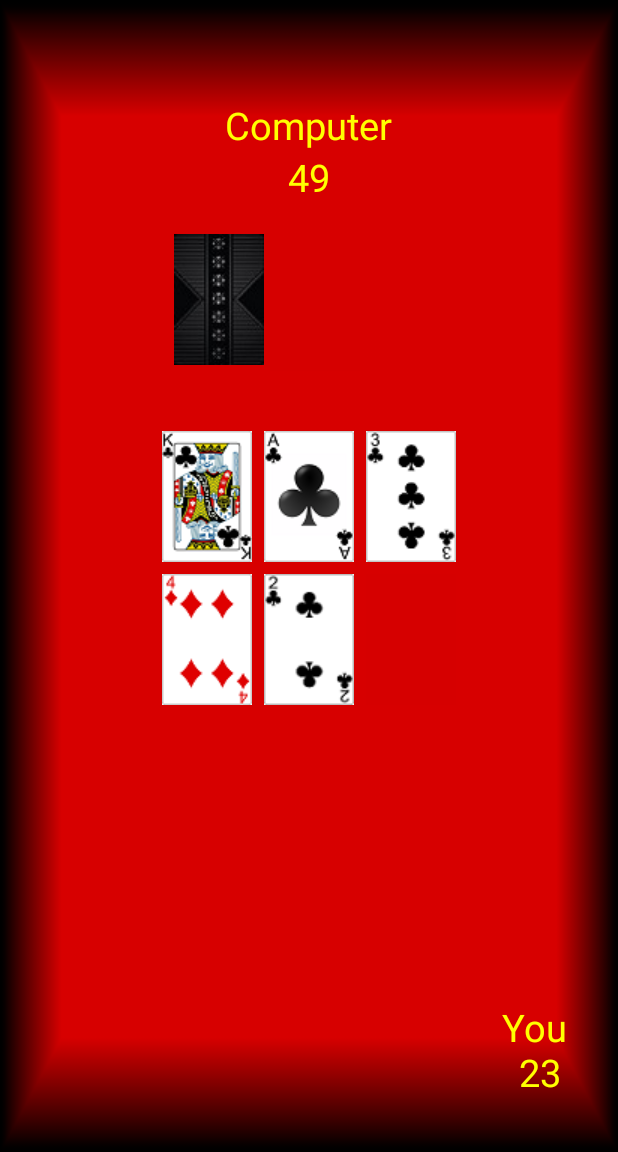
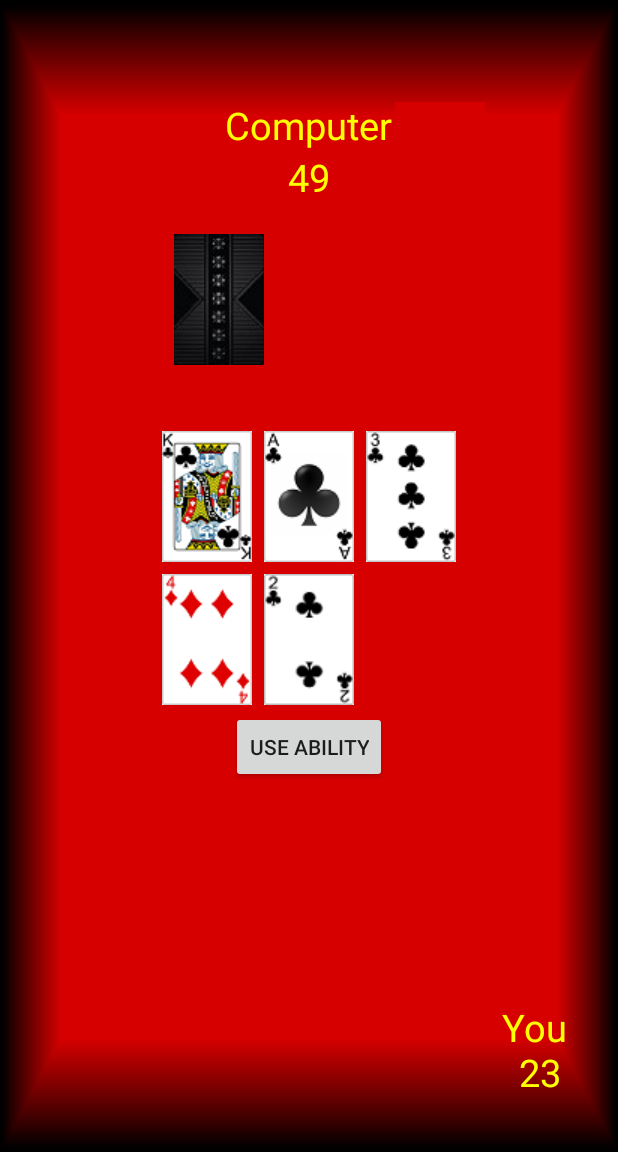
Before and after one commit to cheongyw/Tenten, an Android app: the GameActivity screen opened directly, with no data from a screen before it, after a tap on an icon or button, on a phone screen of 412 x 824 dp, the part 84-1236 px from its top. Run offline under Robolectric (Android 15) with nearby library versions, the phone set to English and light mode, and no system bars.

Commit message:
#5 commit - Aces have abilities

```diff
--- a/app/src/main/java/com/cheong/tenten/Card.java
+++ b/app/src/main/java/com/cheong/tenten/Card.java
@@ -7,11 +7,18 @@ public class Card {
 
     private boolean faceup;
     private int m_value;
+    private CharSequence m_ability;
 
     public Card(int value)
     {
         m_value = value;
         faceup = false;
+        if (value==0||value==13||value==26||value==39) {
+            m_ability = "View opponent's hand";
+        }
+        else {
+            m_ability = "None";
+        }
     }
 
     // All cards in a deck
@@ -42,6 +49,14 @@ public class Card {
             R.drawable.b12,
             R.drawable.b13
     };
+
+    public int getRank() {
+        return m_value;
+    }
+
+    public CharSequence getAbility() {
+        return m_ability;
+    }
 
     private String getSuitText()
     {
--- a/app/src/main/java/com/cheong/tenten/GameActivity.java
+++ b/app/src/main/java/com/cheong/tenten/GameActivity.java
@@ -19,6 +19,7 @@ import java.util.Random;
 public class GameActivity extends AppCompatActivity implements View.OnClickListener {
 
     // UI components
+    private Button useAbility;
     private ImageButton drawButton;
     private ImageView boxImage0;
     private ImageView boxImage1;
@@ -28,8 +29,8 @@ public class GameActivity extends AppCompatActivity implements View.OnClickListe
     private ImageView boxImage5;
     private ImageView[] boxImages;
     private boolean[] boxIsEmpty;
-    private int[] boxValue;
-    private ArrayList<Integer> computerCardValues;
+    private Card[] boxCards;
+    private ArrayList<Card> computerCards;
     private boolean gameEnded;
 
     private final static Random random = new Random();
@@ -41,6 +42,7 @@ public class GameActivity extends AppCompatActivity implements View.OnClickListe
         super.onCreate(savedInstanceState);
         setContentView(R.layout.activity_game);
 
+        useAbility = (Button) findViewById(R.id.useAbility);
         drawButton = (ImageButton) findViewById(R.id.drawButton);
         boxImage0 = (ImageView) findViewById(R.id.boxImage0);
         boxImage1 = (ImageView) findViewById(R.id.boxImage1);
@@ -51,26 +53,64 @@ public class GameActivity extends AppCompatActivity implements View.OnClickListe
 
         boxImages = new ImageView[]{boxImage0, boxImage1, boxImage2, boxImage3, boxImage4, boxImage5};
         boxIsEmpty = new boolean[6];
-        boxValue = new int[6];
-        drawButton.setOnClickListener(this);
-        computerCardValues = new ArrayList<Integer>();
+        boxCards = new Card[6];
+        drawButton.setOnClickListener(new View.OnClickListener() {
+            @Override
+            public void onClick(View view) {
+                if (!gameEnded) {
+                    drawCard();
+                }
+            }
+            });
+        useAbility.setOnClickListener(this);
+        computerCards = new ArrayList<Card>();
         drawnCards = new ArrayList<Integer>();
         gameEnded = false;
 
         for (int i = 0; i < 6; i++) {
             boxIsEmpty[i] = true;
-            boxValue[i] = 0;
+            boxCards[i] = null;
         }
         for (int j = 0; j < 4; j++) {
             drawCard();
+        }
+        useAbility.setClickable(false);
+        for (int k = 0; k < 4; k++) {
+            if (!boxIsEmpty[k]) {
+                if (boxCards[k].getAbility()!="None") {
+                    useAbility.setClickable(true);
+                }
+            }
         }
     }
 
     @Override
     public void onClick(View v) {
-        if (!gameEnded) {
-            drawCard();
+        final ArrayList<Card> temp1 = new ArrayList<Card>();
+        final ArrayList<Integer> temp2 = new ArrayList<Integer>();
+        for (int i = 0; i<boxCards.length; i++) {
+            if (!boxIsEmpty[i]) {
+                if (boxCards[i].getAbility()!="None") {
+                    temp1.add(boxCards[i]);
+                    temp2.add(i);
+                }
+            }
         }
+        CharSequence[] options = new CharSequence[temp1.size()];
+        for (int j = 0; j<temp1.size(); j++) {
+            options[j] = temp1.get(j).toString() + " - " + temp1.get(j).getAbility();
+        }
+        AlertDialog.Builder chooseAbility = new AlertDialog.Builder(this);
+        chooseAbility.setTitle("Choose an ability to use.");
+        chooseAbility.setItems(options, new DialogInterface.OnClickListener() {
+            @Override
+            public void onClick(DialogInterface dialog, int id) {
+                drawButton.setClickable(false);
+                executeAbility(temp2.get(id));
+            }
+        });
+        chooseAbility.show();
+        chooseAbility.setCancelable(true);
     }
 
     private void drawCard() {
@@ -84,7 +124,7 @@ public class GameActivity extends AppCompatActivity implements View.OnClickListe
         if (boxIsEmpty[0]) {
             boxImage0.setImageResource(card.getImage());
             boxIsEmpty[0] = false;
-            boxValue[0] = card.getValue();
+            boxCards[0] = card;
             TextView tv = (TextView)findViewById(R.id.playerScore);
             updateScore(card.getValue(), tv);
             drawnCards.add(value);
@@ -97,7 +137,7 @@ public class GameActivity extends AppCompatActivity implements View.OnClickListe
         else if (boxIsEmpty[1]) {
             boxImage1.setImageResource(card.getImage());
             boxIsEmpty[1] = false;
-            boxValue[1] = card.getValue();
+            boxCards[1] = card;
             TextView tv = (TextView)findViewById(R.id.playerScore);
             updateScore(card.getValue(), tv);
             drawnCards.add(value);
@@ -110,7 +150,7 @@ public class GameActivity extends AppCompatActivity implements View.OnClickListe
         else if (boxIsEmpty[2]) {
             boxImage2.setImageResource(card.getImage());
             boxIsEmpty[2] = false;
-            boxValue[2] = card.getValue();
+            boxCards[2] = card;
             TextView tv = (TextView)findViewById(R.id.playerScore);
             updateScore(card.getValue(), tv);
             drawnCards.add(value);
@@ -123,7 +163,7 @@ public class GameActivity extends AppCompatActivity implements View.OnClickListe
         else if (boxIsEmpty[3]) {
             boxImage3.setImageResource(card.getImage());
             boxIsEmpty[3] = false;
-            boxValue[3] = card.getValue();
+            boxCards[3] = card;
             TextView tv = (TextView)findViewById(R.id.playerScore);
             updateScore(card.getValue(), tv);
             drawnCards.add(value);
@@ -136,7 +176,7 @@ public class GameActivity extends AppCompatActivity implements View.OnClickListe
         else if (boxIsEmpty[4]) {
             boxImage4.setImageResource(card.getImage());
             boxIsEmpty[4] = false;
-            boxValue[4] = card.getValue();
+            boxCards[4] = card;
             TextView tv = (TextView)findViewById(R.id.playerScore);
             updateScore(card.getValue(), tv);
             drawnCards.add(value);
@@ -149,7 +189,7 @@ public class GameActivity extends AppCompatActivity implements View.OnClickListe
         else if (boxIsEmpty[5]){
             boxImage5.setImageResource(card.getImage());
             boxIsEmpty[5] = false;
-            boxValue[5] = card.getValue();
+            boxCards[5] = card;
             TextView tv = (TextView)findViewById(R.id.playerScore);
             updateScore(card.getValue(), tv);
             drawnCards.add(value);
@@ -172,26 +212,24 @@ public class GameActivity extends AppCompatActivity implements View.OnClickListe
         tv.setText(String.valueOf(newScore));
     }
 
-    private void replaceCard(Card card, int value) {
-        final ImageButton drawButton = (ImageButton) findViewById(R.id.drawButton);
+    private void replaceCard(Card c, int v) {
         drawButton.setClickable(false);
+        useAbility.setClickable(false);
         final TextView discardMessage = (TextView)findViewById(R.id.chooseDiscardStaticText);
         discardMessage.setVisibility(TextView.VISIBLE);
         final ImageView drawnCardImage = (ImageView)findViewById(R.id.drawnCardImage);
-        drawnCardImage.setImageResource(card.getImage());
+        drawnCardImage.setImageResource(c.getImage());
         final TextView tv = (TextView)findViewById(R.id.playerScore);
-        final int val = card.getValue();
-        final int v = value;
-        final int image = card.getImage();
+        final Card card = c;
+        final int value = v;
 
         drawnCardImage.setOnClickListener(new View.OnClickListener() {
             @Override
             public void onClick(View view) {
                 discardMessage.setVisibility(TextView.INVISIBLE);
-                drawnCards.add(v);
+                drawnCards.add(value);
                 drawnCardImage.setImageResource(R.drawable.empty);
                 drawnCardImage.setClickable(false);
-                drawButton.setClickable(true);
                 for (int i=0; i<boxImages.length; i++) {
                     boxImages[i].setClickable(false);
                 }
@@ -210,14 +248,13 @@ public class GameActivity extends AppCompatActivity implements View.OnClickListe
                 @Override
                 public void onClick(View view) {
                     discardMessage.setVisibility(TextView.INVISIBLE);
-                    updateScore(-boxValue[id], tv);
-                    boxValue[id] = val;
-                    boxImages[id].setImageResource(image);
-                    updateScore(val, tv);
-                    drawnCards.add(v);
+                    updateScore(-boxCards[id].getValue(), tv);
+                    boxCards[id] = card;
+                    boxImages[id].setImageResource(card.getImage());
+                    updateScore(card.getValue(), tv);
+                    drawnCards.add(value);
                     drawnCardImage.setImageResource(R.drawable.empty);
                     drawnCardImage.setClickable(false);
-                    drawButton.setClickable(true);
                     for (int i=0; i<boxImages.length; i++) {
                         boxImages[i].setClickable(false);
                     }
@@ -238,10 +275,10 @@ public class GameActivity extends AppCompatActivity implements View.OnClickListe
             value = random.nextInt(26);
         }
         Card card = new Card(value);
-        if (computerCardValues.size() == 6) {
-            replaceComputerCard(card.getValue());
+        if (computerCards.size() == 6) {
+            replaceComputerCard(card);
         }else{
-            computerCardValues.add(card.getValue());
+            computerCards.add(card);
             TextView tv = (TextView) findViewById(R.id.computerScore);
             updateScore(card.getValue(), tv);
         }
@@ -249,23 +286,35 @@ public class GameActivity extends AppCompatActivity implements View.OnClickListe
         if (drawnCards.size() == 26) {
             endGame();
         }
+        else {
+            drawButton.setClickable(true);
+            useAbility.setClickable(false);
+            for (int j=0; j<boxCards.length; j++) {
+                if (!boxIsEmpty[j]) {
+                    if (boxCards[j].getAbility()!="None") {
+                        useAbility.setClickable(true);
+                    }
+                }
+            }
+        }
     }
 
-    private void replaceComputerCard(int k) {
+    private void replaceComputerCard(Card card) {
+        int k = card.getValue();
         int min = k;
         int index = -1;
-        for (int i = 0; i<computerCardValues.size(); i++) {
-            if (computerCardValues.get(i) < min) {
-                min = computerCardValues.get(i);
+        for (int i = 0; i<computerCards.size(); i++) {
+            if (computerCards.get(i).getValue() < min) {
+                min = computerCards.get(i).getValue();
                 index = i;
             }
         }
         if (index!=-1) {
-            computerCardValues.remove(index);
+            computerCards.remove(index);
             TextView tv = (TextView) findViewById(R.id.computerScore);
             updateScore(-min, tv);
             updateScore(k, tv);
-            computerCardValues.add(k);
+            computerCards.add(card);
         }
     }
 
@@ -289,4 +338,42 @@ public class GameActivity extends AppCompatActivity implements View.OnClickListe
         outcome.setCancelable(true);
         outcome.show();
     }
+
+    /* -----------Methods for card abilities ------------------------- */
+
+    private void executeAbility(int boxNumber) {
+        if (boxCards[boxNumber].getAbility() == "View opponent's hand") {
+            view(boxNumber);
+        }
+    }
+
+    private void view(int boxNumber) {
+        if (computerCards.size()>0) {
+            final ImageView img = (ImageView) findViewById(R.id.highestCardImage);
+            img.postDelayed(new Runnable() {
+                int m = 0;
+                public void run() {
+                    img.setImageResource(computerCards.get(m).getImage());
+                    m++;
+                    if (m < computerCards.size()) {
+                        img.postDelayed(this,1000);
+                    }
+                    else {
+                        img.postDelayed(new Runnable() {
+                            public void run() {
+                                img.setImageResource(R.drawable.empty);
+                            }
+                        }, 1000);
+                    }
+                } }, 0);
+        }
+
+        TextView tv = (TextView)findViewById(R.id.playerScore);
+        updateScore(-1, tv);
+        boxImages[boxNumber].setImageResource(R.drawable.empty);
+        boxIsEmpty[boxNumber] = true;
+        boxCards[boxNumber] = null;
+        computerMoves();
+    }
+
 }
--- a/app/src/main/res/layout/activity_game.xml
+++ b/app/src/main/res/layout/activity_game.xml
@@ -34,7 +34,14 @@
         android:layout_centerHorizontal="true"
         />
 
-
+    <ImageView
+        android:layout_width="wrap_content"
+        android:layout_height="wrap_content"
+        android:id="@+id/highestCardImage"
+        android:layout_toRightOf="@+id/computerScoreStaticText"
+        android:layout_marginTop="50dp"
+        android:padding="2dp"
+        android:src="@drawable/empty"/>
 
     <ImageButton
         android:layout_width="wrap_content"
@@ -51,7 +58,7 @@
         android:layout_width="wrap_content"
         android:layout_height="wrap_content"
         android:layout_toRightOf="@+id/drawButton"
-        android:layout_marginTop="140dp"
+        android:layout_marginTop="136dp"
         android:src="@drawable/empty"
         android:padding="4dp" />
 
@@ -151,4 +158,12 @@
         android:layout_marginRight="22dp"
         android:layout_marginBottom="20dp" />
 
+    <Button
+        android:layout_width="wrap_content"
+        android:layout_height="wrap_content"
+        android:text="@string/use_ability"
+        android:id="@+id/useAbility"
+        android:layout_below="@+id/boxImage3"
+        android:layout_centerHorizontal="true" />
+
 </RelativeLayout>
--- a/app/src/main/res/values/strings.xml
+++ b/app/src/main/res/values/strings.xml
@@ -7,4 +7,5 @@
     <string name="_0">0</string>
     <string name="computer_score">Computer</string>
     <string name="choose_one_to_discard">You have the maximum number of cards. Choose one to discard.</string>
+    <string name="use_ability">Use Ability</string>
 </resources>
```
